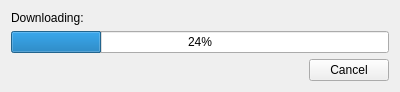
Qt form Updater.ui (FelixdelasPozas/TrayWeather) before a commit.
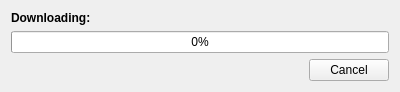
The same form after that commit. Icons and pictures are not drawn.

Commit message: Fix unknown city bug. Keep alert icon option in configuration. More work on updater.

The edit to the form file:
```diff
--- a/Updater.ui
+++ b/Updater.ui
@@ -7,9 +7,21 @@
     <x>0</x>
     <y>0</y>
     <width>400</width>
-    <height>89</height>
+    <height>91</height>
    </rect>
   </property>
+  <property name="minimumSize">
+   <size>
+    <width>400</width>
+    <height>0</height>
+   </size>
+  </property>
+  <property name="maximumSize">
+   <size>
+    <width>400</width>
+    <height>16777215</height>
+   </size>
+  </property>
   <property name="windowTitle">
    <string>TrayWeather Updater</string>
   </property>
@@ -22,16 +34,33 @@
   </property>
   <layout class="QVBoxLayout" name="verticalLayout">
    <item>
+    <layout class="QHBoxLayout" name="horizontalLayout_2" stretch="0,1">
+     <item>
     <widget class="QLabel" name="label">
+       <property name="font">
+        <font>
+         <weight>75</weight>
+         <bold>true</bold>
+        </font>
+       </property>
      <property name="text">
       <string>Downloading:</string>
      </property>
     </widget>
    </item>
    <item>
+      <widget class="QLabel" name="fileLabel">
+       <property name="text">
+        <string/>
+       </property>
+      </widget>
+     </item>
+    </layout>
+   </item>
+   <item>
     <widget class="QProgressBar" name="progressBar">
      <property name="value">
-      <number>24</number>
+      <number>0</number>
      </property>
      <property name="alignment">
       <set>Qt::AlignCenter</set>
```
Left out of the diff: 3 changed lines with no effect on the pictures. Lines whose indentation alone changed are shown as unchanged. The commit also changes 10 other files.
